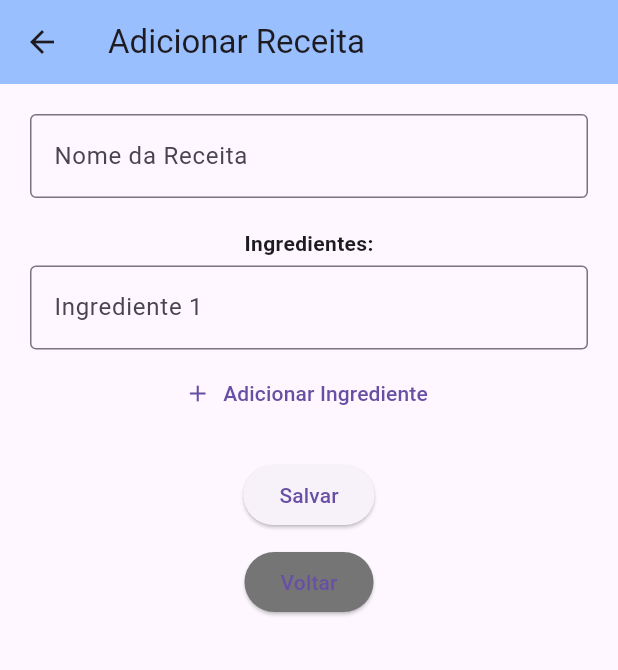
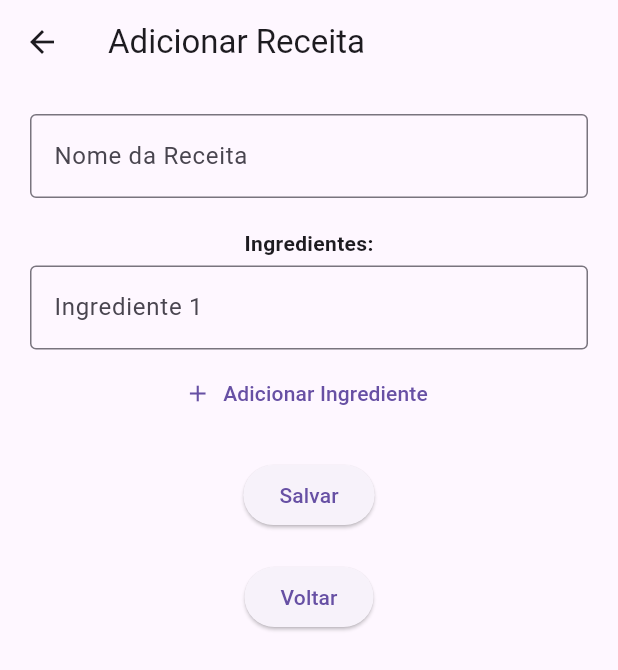
Before and after one commit to Davi-lsk/Livros-de-receitas, a Flutter app: the screen it shows after launch, after a tap on the "add" icon, on a phone screen of 412 x 824 dp. Shown: the top 670 px of the screen. Run offline on Flutter 3.47's test engine with Material 3 defaults, Android fonts, the phone set to English and light mode, and no system bars; our stand-ins replace firebase_core; accounts and stored records are empty.

Commit message:
Add files via upload

```diff
--- a/lib/adicionar_receita.dart
+++ b/lib/adicionar_receita.dart
@@ -1,5 +1,4 @@
 import 'package:flutter/material.dart';
-import 'package:cloud_firestore/cloud_firestore.dart';
 
 class AdicionarReceita extends StatefulWidget {
   @override
@@ -12,61 +11,32 @@ class _AdicionarReceitaState extends State<AdicionarReceita> {
     TextEditingController()
   ];
 
-  final FirebaseFirestore _firestore = FirebaseFirestore.instance;
-
   void _adicionarCampoIngrediente() {
     setState(() {
       _ingredienteControllers.add(TextEditingController());
     });
   }
 
-  Future<void> _salvarReceita() async {
-    final String nome = _nomeController.text.trim();
-    final List<String> ingredientes = _ingredienteControllers
+  void _salvarReceita() {
+    final nome = _nomeController.text.trim();
+    final ingredientes = _ingredienteControllers
         .map((c) => c.text.trim())
         .where((texto) => texto.isNotEmpty)
         .toList();
 
     if (nome.isNotEmpty && ingredientes.isNotEmpty) {
-      try {
-        await _firestore.collection('receitas').add({
-          'nome': nome,
-          'ingredientes': ingredientes,
-        });
-
-        ScaffoldMessenger.of(context).showSnackBar(
-          SnackBar(content: Text('Receita salva com sucesso!')),
-        );
-
-        Navigator.pop(context); // volta para tela principal
-      } catch (e) {
-        ScaffoldMessenger.of(context).showSnackBar(
-          SnackBar(content: Text('Erro ao salvar: $e')),
-        );
-      }
-    } else {
-      ScaffoldMessenger.of(context).showSnackBar(
-        SnackBar(content: Text('Preencha todos os campos')),
-      );
+      Navigator.pop(context, {
+        'nome': nome,
+        'ingredientes': ingredientes,
+      });
     }
   }
 
-  @override
-  void dispose() {
-    _nomeController.dispose();
-    for (var controller in _ingredienteControllers) {
-      controller.dispose();
-    }
-    super.dispose();
-  }
 
   @override
   Widget build(BuildContext context) {
     return Scaffold(
-      appBar: AppBar(
-        title: Text('Adicionar Receita'),
-        backgroundColor: const Color.fromARGB(200, 127, 176, 255),
-      ),
+      appBar: AppBar(title: Text('Adicionar Receita')),
       body: SingleChildScrollView(
         padding: EdgeInsets.all(20),
         child: Column(
@@ -104,19 +74,16 @@ class _AdicionarReceitaState extends State<AdicionarReceita> {
             ),
             SizedBox(height: 20),
             ElevatedButton(
+              child: Text('Salvar'),
               onPressed: _salvarReceita,
-              child: Text('Salvar'),
             ),
-            SizedBox(height: 10),
+            SizedBox(height: 20),
             ElevatedButton(
-              onPressed: () {
+              onPressed: (){
                 Navigator.pop(context);
               },
-              child: Text('Voltar'),
-              style: ElevatedButton.styleFrom(
-                backgroundColor: Colors.grey[600],
-              ),
-            ),
+            child: Text('Voltar')
+            )
           ],
         ),
       ),
--- a/lib/main.dart
+++ b/lib/main.dart
@@ -1,15 +1,9 @@
 import 'package:flutter/material.dart';
-import 'package:firebase_core/firebase_core.dart';
-import 'package:cloud_firestore/cloud_firestore.dart';
-import 'adicionar_receita.dart';
+import 'adicionar_receita.dart'; // Tela de adicionar
 
-void main() async {
-  WidgetsFlutterBinding.ensureInitialized();
-  await Firebase.initializeApp();
-
+void main() {
   runApp(MaterialApp(
     home: ListaReceitas(),
-    debugShowCheckedModeBanner: false,
   ));
 }
 
@@ -19,32 +13,26 @@ class ListaReceitas extends StatefulWidget {
 }
 
 class _ListaReceitasState extends State<ListaReceitas> {
-  final FirebaseFirestore _firestore = FirebaseFirestore.instance;
+  // Lista de receitas: cada receita é um mapa com nome e ingredientes
   List<Map<String, dynamic>> receitas = [];
 
-  @override
-  void initState() {
-    super.initState();
-    _carregarReceitasDoFirebase();
-  }
-
-  // Carrega todas as receitas do Firestore
-  Future<void> _carregarReceitasDoFirebase() async {
-    final snapshot = await _firestore.collection('receitas').get();
+  // Adiciona uma nova receita à lista
+  void _adicionarNovaReceita(Map<String, dynamic> novaReceita) {
     setState(() {
-      receitas = snapshot.docs
-          .map((doc) => doc.data() as Map<String, dynamic>)
-          .toList();
+      receitas.add(novaReceita);
     });
   }
 
-  // Vai para a tela de adicionar e recarrega as receitas ao voltar
+  // Abre a tela de adicionar receita e aguarda o retorno
   void _irParaAdicionarReceita() async {
-    await Navigator.push(
+    final resultado = await Navigator.push(
       context,
       MaterialPageRoute(builder: (context) => AdicionarReceita()),
     );
-    _carregarReceitasDoFirebase(); // Recarrega após retorno
+
+    if (resultado != null && resultado is Map<String, dynamic>) {
+      _adicionarNovaReceita(resultado);
+    }
   }
 
   @override
@@ -53,7 +41,7 @@ class _ListaReceitasState extends State<ListaReceitas> {
       appBar: AppBar(
         title: Text('Minhas Receitas'),
         backgroundColor: const Color.fromARGB(200, 127, 176, 255),
-      ),
+        ),
       body: receitas.isEmpty
           ? Center(child: Text('Nenhuma receita adicionada'))
           : ListView.builder(
@@ -62,10 +50,8 @@ class _ListaReceitasState extends State<ListaReceitas> {
                 final receita = receitas[index];
                 return ExpansionTile(
                   title: Text(receita['nome']),
-                  children: (receita['ingredientes'] as List<dynamic>)
-                      .map((ingrediente) => ListTile(
-                            title: Text(ingrediente),
-                          ))
+                  children: (receita['ingredientes'] as List<String>)
+                      .map((ingrediente) => ListTile(title: Text(ingrediente)))
                       .toList(),
                 );
               },
```
